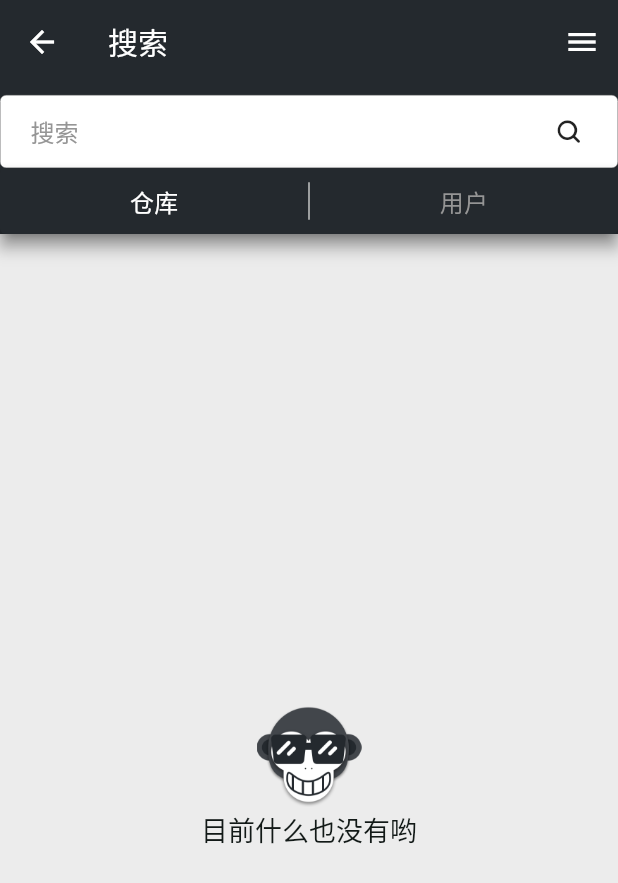
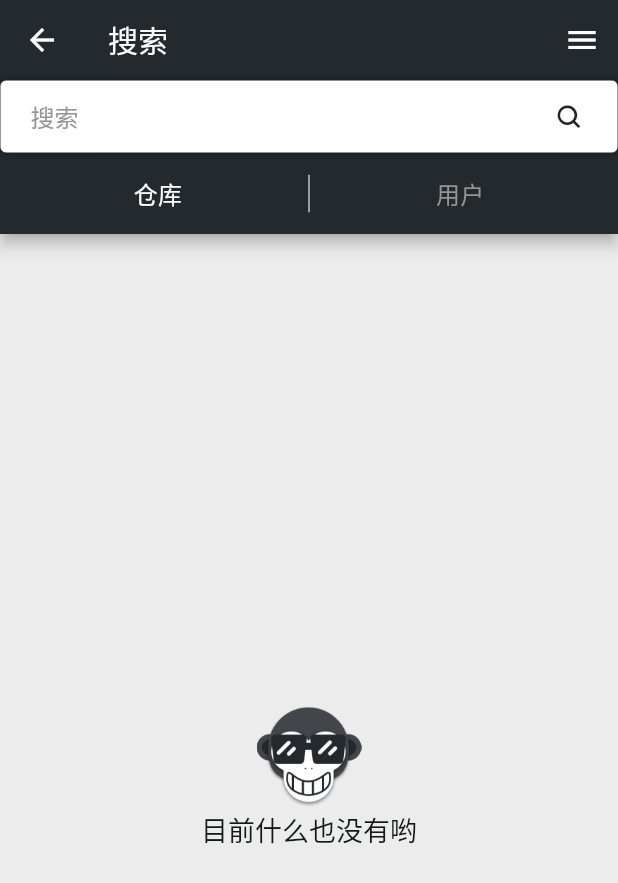
Before and after one commit to CarGuo/gsy_github_app_flutter, a Flutter app: the SearchPage screen opened directly, on a phone screen of 412 x 824 dp. Shown: the top 883 px of the screen. Run offline on Flutter 3.47's test engine with Material 2 defaults, Android fonts, the phone set to English and light mode, and no system bars; our stand-ins replace connectivity, dio, flutter_markdown, flutter_redux, flutter_spinkit, fluttertoast and 4 more; missing offline and left inert: flutter_webview_plugin, get_version; accounts and stored records are empty; generated files the repository leaves out were written again; network calls fail; statements that could not run were skipped; project files that could hold a hidden picture were left out.

Commit message:
search page

```diff
--- a/lib/page/IssueDetailPage.dart
+++ b/lib/page/IssueDetailPage.dart
@@ -128,8 +128,6 @@ class _IssueDetailPageState extends GSYListState<IssueDetailPage> {
   _editCommit(id, content) {
     Navigator.pop(context);
     String contentData = content;
-    print(contentData);
-    print("Fffff");
     issueInfoValueControl = new TextEditingController(text: contentData);
     //编译Issue Info
     CommonUtils.showEditDialog(
--- a/lib/page/SearchPage.dart
+++ b/lib/page/SearchPage.dart
@@ -161,7 +161,8 @@ class SearchBottom extends StatelessWidget implements PreferredSizeWidget {
             GSYStrings.search_tab_user,
           ],
           selectItemChanged,
-          margin: const EdgeInsets.all(0.0),
+          elevation: 0.0,
+          margin: const EdgeInsets.all(5.0),
         )
       ],
     );
--- a/lib/widget/GSYSearchInputWidget.dart
+++ b/lib/widget/GSYSearchInputWidget.dart
@@ -21,9 +21,11 @@ class GSYSearchInputWidget extends StatelessWidget {
       decoration: new BoxDecoration(
           borderRadius: BorderRadius.all(Radius.circular(4.0)),
           color: Colors.white,
-          border: new Border.all(color: Color(GSYColors.subTextColor), width: 0.3)),
+          border: new Border.all(color: Color(GSYColors.primaryValue), width: 0.3),
+          boxShadow: [BoxShadow(color: Color(GSYColors.primaryDarkValue),  blurRadius: 4.0)]),
       padding: new EdgeInsets.only(left: 20.0, top: 12.0, right: 20.0, bottom: 12.0),
-      child: new Row(children: <Widget>[
+      child: new Row(
+        children: <Widget>[
           new Expanded(
               child: new TextField(
                   autofocus: false,
@@ -36,11 +38,12 @@ class GSYSearchInputWidget extends StatelessWidget {
                   onSubmitted: onSubmitted)),
           new RawMaterialButton(
               materialTapTargetSize: MaterialTapTargetSize.shrinkWrap,
-            padding: const EdgeInsets.only(right:5.0, left: 10.0),
+              padding: const EdgeInsets.only(right: 5.0, left: 10.0),
               constraints: const BoxConstraints(minWidth: 0.0, minHeight: 0.0),
               child: new Icon(GSYICons.SEARCH, size: 15.0),
               onPressed: onSubmitPressed)
-      ]),
+        ],
+      ),
     );
   }
 }
```
Lines whose indentation alone changed are shown as unchanged.
